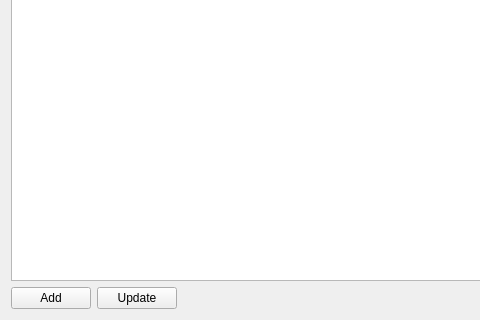
yunag/QLibraryManagementSystem, file booksection.ui: the form before one commit; both pictures show x 0 to 480 and y 411 to 731 of the 1059 by 731 pixel window.
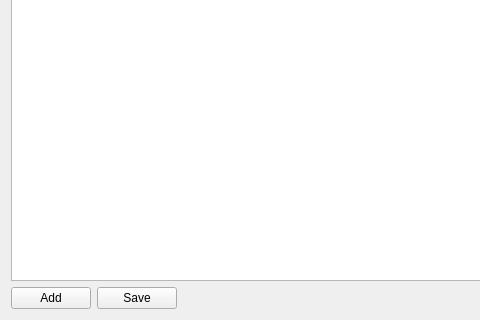
The form after the commit.

```diff
--- a/booksection.ui
+++ b/booksection.ui
@@ -228,7 +228,7 @@
      <item>
       <widget class="QPushButton" name="updateButton">
        <property name="text">
-        <string>Update</string>
+        <string>Save</string>
        </property>
       </widget>
      </item>
```
Left out of the diff: 8 changed lines with no effect on the pictures.
